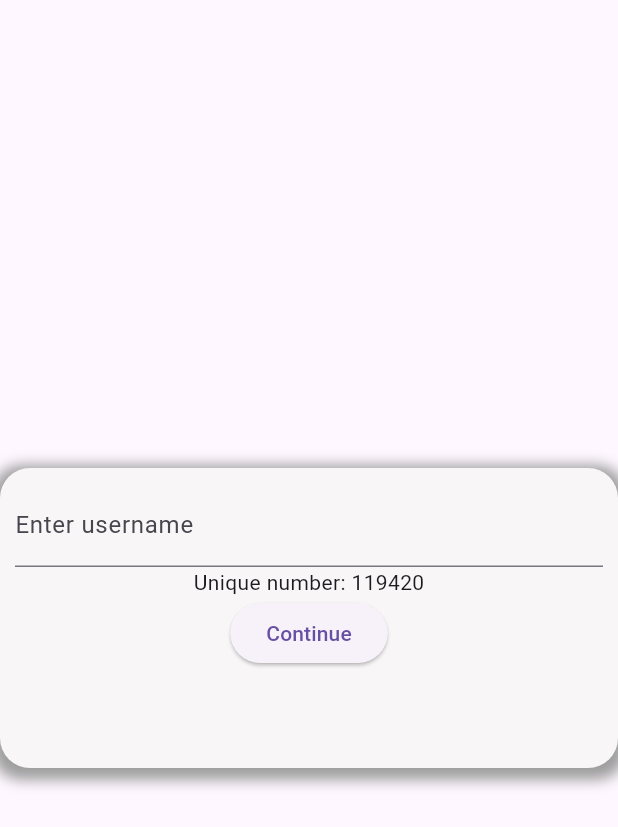
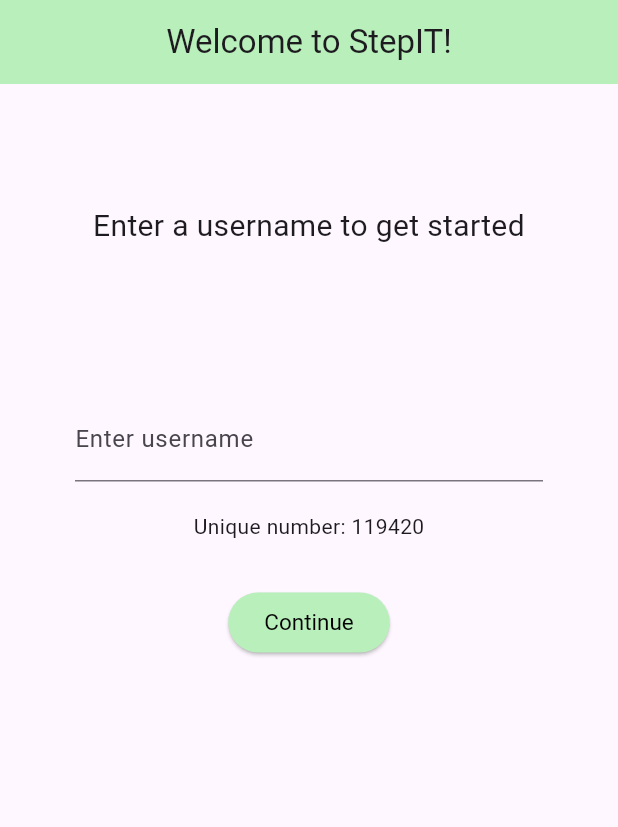
Before and after one commit to basselnseir/stepit, a Flutter app: the IdentificationPage screen opened directly, on a phone screen of 412 x 824 dp. Shown: the top 827 px of the screen. Run offline on Flutter 3.47's test engine with Material 3 defaults, Android fonts, the phone set to English and light mode, and no system bars; our stand-ins replace cloud_firestore, firebase_analytics, firebase_core, firebase_storage, image_picker, pedometer and 2 more; accounts and stored records are empty.

Commit message:
Change agreement and identification design, and First screen shows once now

```diff
--- a/lib/pages/Identification.dart
+++ b/lib/pages/Identification.dart
@@ -52,27 +52,27 @@ class _IdentificationPageState extends State<IdentificationPage> {
   @override
   Widget build(BuildContext context) {
     return Scaffold(
-      body: Center(
-        child: Container(
-          height: 200, // Adjust this value as needed
-          padding: const EdgeInsets.all(10), // Add this line to add padding
-          decoration: const BoxDecoration(
-            color: Color.fromARGB(255, 248, 246,
-                246), // Change this color to match your background color
-            borderRadius: BorderRadius.all(Radius.circular(
-                20)), // Add this line to make the corners rounded
-            boxShadow: [
-              BoxShadow(
-                color: Colors.grey, // Change this color as needed
-                spreadRadius: 5, // Change this value as needed
-                blurRadius: 7, // Change this value as needed
-                offset: Offset(0, 3), // Change this value as needed
+      appBar: AppBar(
+        centerTitle: true,
+        automaticallyImplyLeading: false,
+        title: const Text('Welcome to StepIT!'),
       ),
-            ],
+      body: Padding(
+        padding: const EdgeInsets.all(30.0),
+        child: Center(
+          child: Column(
+
+            children: <Widget>[
+              const SizedBox(height: 50),
+              const Text(
+                'Enter a username to get started',
+                textAlign: TextAlign.center,
+                style: TextStyle(fontSize: 20,),
               ),
-          child: Column(
-            children: <Widget>[
-              TextField(
+              const SizedBox(height: 80),
+              Padding(
+                padding: const EdgeInsets.all(20.0),
+                child: TextField(
                   onChanged: (value) {
                     setState(() {
                       _username = value;
@@ -80,6 +80,7 @@ class _IdentificationPageState extends State<IdentificationPage> {
                   },
                   decoration: const InputDecoration(
                     labelText: 'Enter username',
+                  ),
                 ),
               ),
               FutureBuilder<int>(
@@ -92,6 +93,7 @@ class _IdentificationPageState extends State<IdentificationPage> {
                   }
                 },
               ),
+              const SizedBox(height: 30),
               ElevatedButton(
                 onPressed: () {
                   _saveToFirestore();
@@ -100,7 +102,12 @@ class _IdentificationPageState extends State<IdentificationPage> {
                     MaterialPageRoute(builder: (context) => HomePage()),
                   );
                 },
-                child: Text('Continue'),
+                child: Text(
+                  'Continue',
+                  style: TextStyle(
+                    color: Color.fromARGB(255, 0, 0, 0), // Set the desired text color here
+                  ),
+                ),
               ),
             ],
           ),
```
Also changed, not shown: lib/main.dart (+34 -3 lines), lib/pages/agreement.dart (+14 -5 lines). Lines whose indentation alone changed are shown as unchanged.
